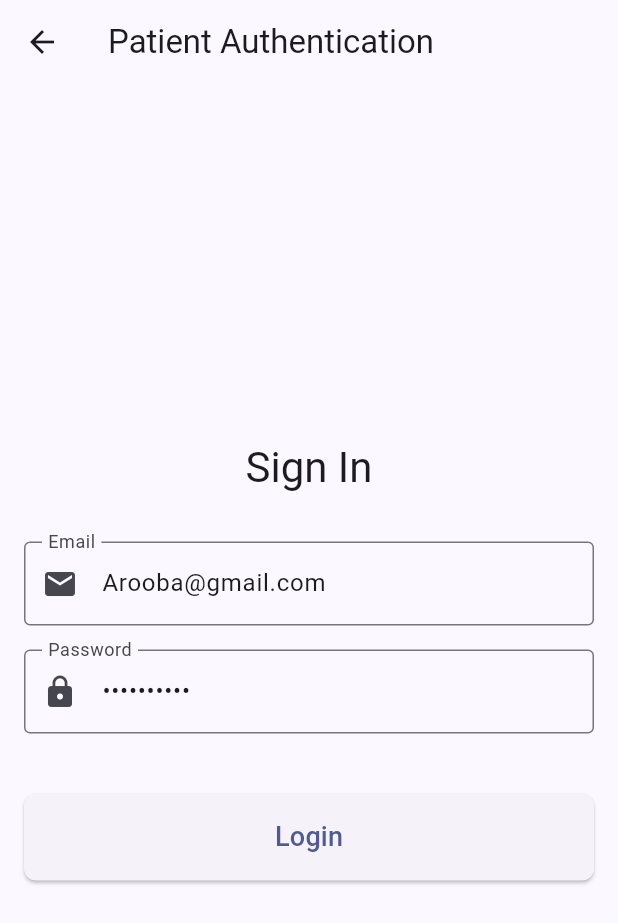
After one commit to HaseebKahn365/mad_hms, a Flutter app: the screen it shows after launch, swiped to page 2, on a phone screen of 412 x 824 dp. The commit adds this screen. Shown: the top 923 px of the screen. Run offline on Flutter 3.47's test engine with Material 3 defaults, Android fonts, the phone set to English and light mode, and no system bars; our stand-ins replace cached_network_image, cloud_firestore, firebase_core, firebase_messaging, firebase_storage, flutter_local_notifications and 3 more; missing offline and left inert: tap_debouncer; accounts and stored records are empty; key blocks and very long unbroken strings in the code were emptied for the run.

Commit message:
refined for arb

```diff
--- /dev/null
+++ b/lib/registration/auth_screen.dart
@@ -0,0 +1,234 @@
+import 'package:flutter/material.dart';
+
+import '../registration/registration.dart';
+
+//  AuthScreen(
+//             role: selectedRole,
+//             goBack: () {
+//               _pageController.previousPage(
+//                 duration: const Duration(milliseconds: 300),
+//                 curve: Curves.easeIn,
+//               );
+//             },
+
+class AuthScreen extends StatefulWidget {
+  final AppFor role;
+  final VoidCallback goBack;
+
+  const AuthScreen({super.key, required this.role, required this.goBack});
+
+  @override
+  State<AuthScreen> createState() => _AuthScreenState();
+}
+
+//this app is for Arooba so prefill all the text fields with her data
+
+class _AuthScreenState extends State<AuthScreen> {
+  final _formKey = GlobalKey<FormState>();
+  final TextEditingController _emailController = TextEditingController(
+    text: 'Arooba@gmail.com',
+  );
+  final TextEditingController _phoneController = TextEditingController(
+    text: '+92317 0846297',
+  );
+  final TextEditingController _passwordController = TextEditingController(
+    text: 'Arooba@123',
+  );
+  final TextEditingController _confirmPasswordController =
+      TextEditingController(text: 'Arooba@123');
+
+  bool _isSignUp = false; // Toggle between sign up and sign in
+
+  @override
+  void dispose() {
+    _emailController.dispose();
+    _phoneController.dispose();
+    _passwordController.dispose();
+    _confirmPasswordController.dispose();
+    super.dispose();
+  }
+
+  void _toggleAuthMode() {
+    setState(() {
+      _isSignUp = !_isSignUp;
+    });
+  }
+
+  void _submitForm() {
+    if (_formKey.currentState!.validate()) {
+      // TODO: Implement authentication logic
+      ScaffoldMessenger.of(context).showSnackBar(
+        const SnackBar(content: Text('Processing authentication...')),
+      );
+
+      // Navigate to appropriate home screen based on role
+      // This will be implemented later
+    }
+  }
+
+  // Function to handle back navigation
+  void _goBack() {
+    widget.goBack();
+  }
+
+  @override
+  Widget build(BuildContext context) {
+    return Scaffold(
+      appBar: AppBar(
+        title: Text(
+          widget.role == AppFor.doctor
+              ? 'Doctor Authentication'
+              : widget.role == AppFor.admin
+              ? 'Admin Authentication'
+              : 'Patient Authentication',
+        ),
+        leading: IconButton(
+          icon: const Icon(Icons.arrow_back),
+          onPressed: () {
+            _goBack();
+          },
+        ),
+      ),
+      body: Center(
+        child: Padding(
+          padding: const EdgeInsets.all(16.0),
+          child: Form(
+            key: _formKey,
+            child: SingleChildScrollView(
+              child: Column(
+                crossAxisAlignment: CrossAxisAlignment.stretch,
+                children: [
+                  // Auth mode toggle
+                  Row(
+                    mainAxisAlignment: MainAxisAlignment.center,
+                    children: [
+                      Text(
+                        widget.role == AppFor.admin
+                            ? 'Admin Acsess Password.'
+                            : _isSignUp
+                            ? 'Sign Up'
+                            : 'Sign In',
+                        style: Theme.of(context).textTheme.headlineMedium,
+                      ),
+                    ],
+                  ),
+                  const SizedBox(height: 32),
+
+                  // Fields based on role
+                  if (widget.role != AppFor.admin) ...[
+                    // Email field for patient and doctor
+                    TextFormField(
+                      controller: _emailController,
+                      decoration: const InputDecoration(
+                        labelText: 'Email',
+                        border: OutlineInputBorder(),
+                        prefixIcon: Icon(Icons.email),
+                      ),
+                      keyboardType: TextInputType.emailAddress,
+                      validator: (value) {
+                        if (value == null || value.isEmpty) {
+                          return 'Please enter your email';
+                        }
+                        if (!RegExp(
+                          r'^[\w-\.]+@([\w-]+\.)+[\w-]{2,4}$',
+                        ).hasMatch(value)) {
+                          return 'Please enter a valid email';
+                        }
+                        return null;
+                      },
+                    ),
+                    const SizedBox(height: 16),
+
+                    // Phone field for patient and doctor (sign-up only)
+                    if (_isSignUp) ...[
+                      TextFormField(
+                        controller: _phoneController,
+                        decoration: const InputDecoration(
+                          labelText: 'Phone Number',
+                          border: OutlineInputBorder(),
+                          prefixIcon: Icon(Icons.phone),
+                        ),
+                        keyboardType: TextInputType.phone,
+                        validator: (value) {
+                          if (value == null || value.isEmpty) {
+                            return 'Please enter your phone number';
+                          }
+                          if (!RegExp(r'^\+?[0-9]{10,15}$').hasMatch(value)) {
+                            return 'Please enter a valid phone number';
+                          }
+                          return null;
+                        },
+                      ),
+                      const SizedBox(height: 16),
+                    ],
+                  ],
+
+                  // Password field for all roles
+                  TextFormField(
+                    controller: _passwordController,
+                    decoration: const InputDecoration(
+                      labelText: 'Password',
+                      border: OutlineInputBorder(),
+                      prefixIcon: Icon(Icons.lock),
+                    ),
+                    obscureText: true,
+                    validator: (value) {
+                      if (value == null || value.isEmpty) {
+                        return 'Please enter your password';
+                      }
+                      if (_isSignUp && value.length < 6) {
+                        return 'Password must be at least 6 characters';
+                      }
+                      return null;
+                    },
+                  ),
+                  const SizedBox(height: 16),
+
+                  // Confirm password field (sign-up only and not for admin)
+                  if (_isSignUp && widget.role != AppFor.admin) ...[
+                    TextFormField(
+                      controller: _confirmPasswordController,
+                      decoration: const InputDecoration(
+                        labelText: 'Confirm Password',
+                        border: OutlineInputBorder(),
+                        prefixIcon: Icon(Icons.lock_outline),
+                      ),
+                      obscureText: true,
+                      validator: (value) {
+                        if (value == null || value.isEmpty) {
+                          return 'Please confirm your password';
+                        }
+                        if (value != _passwordController.text) {
+                          return 'Passwords do not match';
+                        }
+                        return null;
+                      },
+                    ),
+                    const SizedBox(height: 16),
+                  ],
+
+                  const SizedBox(height: 24),
+
+                  // Submit button
+                  ElevatedButton(
+                    onPressed: _submitForm,
+                    style: ElevatedButton.styleFrom(
+                      padding: const EdgeInsets.symmetric(vertical: 16),
+                      shape: RoundedRectangleBorder(
+                        borderRadius: BorderRadius.circular(8),
+                      ),
+                    ),
+                    child: Text(
+                      _isSignUp ? 'Register' : 'Login',
+                      style: const TextStyle(fontSize: 18),
+                    ),
+                  ),
+                ],
+              ),
+            ),
+          ),
+        ),
+      ),
+    );
+  }
+}
--- a/lib/themes/provider.dart
+++ b/lib/themes/provider.dart
@@ -141,7 +141,7 @@ class M3ThemeProvider extends ChangeNotifier {
       surface:
           HSLColor.fromColor(
             darkColorScheme.surface,
-          ).withLightness(0.001).toColor(),
+          ).withLightness(0.1).toColor(),
     );
 
     log('Surface color overridden with darker shade');
```
Also changed, not shown: lib/main.dart (+71 -110 lines), lib/registration/registration.dart (+108 -175 lines), assets/images/hp.jpeg (added).
